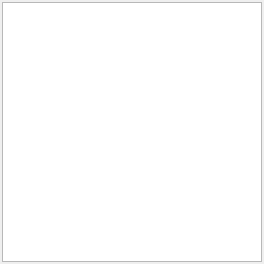
Qt form Qt/widgets/backgroundmapwidget.ui (RocketRope/Gameboy-Emulator) before a commit.
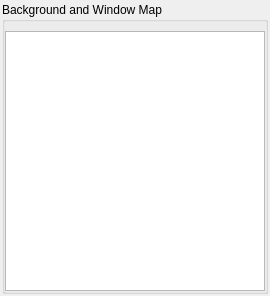
The same form after that commit.

The edit to the form file:
```diff
--- a/Qt/widgets/backgroundmapwidget.ui
+++ b/Qt/widgets/backgroundmapwidget.ui
@@ -7,7 +7,7 @@
     <x>0</x>
     <y>0</y>
     <width>264</width>
-    <height>264</height>
+    <height>286</height>
    </rect>
   </property>
   <property name="windowTitle">
@@ -27,6 +27,24 @@
     <number>2</number>
    </property>
    <item>
+    <widget class="QGroupBox" name="groupBox">
+     <property name="title">
+      <string>Background and Window Map </string>
+     </property>
+     <property name="flat">
+      <bool>true</bool>
+     </property>
+     <layout class="QVBoxLayout" name="verticalLayout_2">
+      <property name="leftMargin">
+       <number>0</number>
+      </property>
+      <property name="rightMargin">
+       <number>0</number>
+      </property>
+      <property name="bottomMargin">
+       <number>0</number>
+      </property>
+      <item>
     <widget class="QGraphicsView" name="graphicsView">
      <property name="sizePolicy">
       <sizepolicy hsizetype="Fixed" vsizetype="Fixed">
@@ -46,6 +64,9 @@
        <height>260</height>
       </size>
      </property>
+       </widget>
+      </item>
+     </layout>
     </widget>
    </item>
   </layout>
```
Lines whose indentation alone changed are shown as unchanged.
